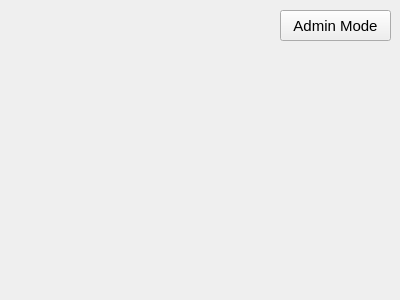
AdrianM20/OOP---ProperTrenchCoats-GUI, file OOP - ProperTrenchCoats-GUI/TrenchCoatStore.ui: the form before one commit.
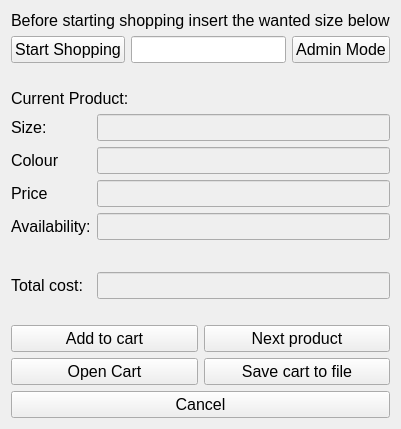
The form after the commit.

```diff
--- a/OOP - ProperTrenchCoats-GUI/TrenchCoatStore.ui
+++ b/OOP - ProperTrenchCoats-GUI/TrenchCoatStore.ui
@@ -6,31 +6,315 @@
    <rect>
     <x>0</x>
     <y>0</y>
-    <width>400</width>
-    <height>300</height>
+    <width>396</width>
+    <height>422</height>
    </rect>
   </property>
   <property name="windowTitle">
    <string>TrenchCoatStore</string>
   </property>
-  <widget class="QPushButton" name="adminButton">
-   <property name="geometry">
-    <rect>
-     <x>280</x>
-     <y>10</y>
-     <width>111</width>
-     <height>31</height>
-    </rect>
-   </property>
-   <property name="font">
-    <font>
-     <pointsize>11</pointsize>
-    </font>
-   </property>
-   <property name="text">
-    <string>Admin Mode</string>
-   </property>
-  </widget>
+  <layout class="QVBoxLayout" name="verticalLayout_4">
+   <item>
+    <widget class="QLabel" name="label">
+     <property name="font">
+      <font>
+       <pointsize>12</pointsize>
+      </font>
+     </property>
+     <property name="text">
+      <string>Before starting shopping insert the wanted size below</string>
+     </property>
+    </widget>
+   </item>
+   <item>
+    <layout class="QHBoxLayout" name="horizontalLayout">
+     <item>
+      <widget class="QPushButton" name="startShoppingButton">
+       <property name="font">
+        <font>
+         <pointsize>12</pointsize>
+        </font>
+       </property>
+       <property name="text">
+        <string>Start Shopping</string>
+       </property>
+      </widget>
+     </item>
+     <item>
+      <widget class="QLineEdit" name="clientSizeTextBox">
+       <property name="font">
+        <font>
+         <pointsize>12</pointsize>
+        </font>
+       </property>
+      </widget>
+     </item>
+     <item>
+      <widget class="QPushButton" name="adminButton">
+       <property name="font">
+        <font>
+         <pointsize>12</pointsize>
+        </font>
+       </property>
+       <property name="text">
+        <string>Admin Mode</string>
+       </property>
+      </widget>
+     </item>
+    </layout>
+   </item>
+   <item>
+    <spacer name="horizontalSpacer_2">
+     <property name="orientation">
+      <enum>Qt::Horizontal</enum>
+     </property>
+     <property name="sizeHint" stdset="0">
+      <size>
+       <width>40</width>
+       <height>20</height>
+      </size>
+     </property>
+    </spacer>
+   </item>
+   <item>
+    <layout class="QVBoxLayout" name="verticalLayout">
+     <item>
+      <widget class="QLabel" name="currentProductLabel">
+       <property name="font">
+        <font>
+         <pointsize>12</pointsize>
+        </font>
+       </property>
+       <property name="text">
+        <string>Current Product:</string>
+       </property>
+      </widget>
+     </item>
+     <item>
+      <layout class="QFormLayout" name="formLayout">
+       <item row="0" column="0">
+        <widget class="QLabel" name="sizeLabel">
+         <property name="font">
+          <font>
+           <pointsize>12</pointsize>
+          </font>
+         </property>
+         <property name="text">
+          <string>Size:</string>
+         </property>
+        </widget>
+       </item>
+       <item row="1" column="0">
+        <widget class="QLabel" name="colourLabel">
+         <property name="font">
+          <font>
+           <pointsize>12</pointsize>
+          </font>
+         </property>
+         <property name="text">
+          <string>Colour</string>
+         </property>
+        </widget>
+       </item>
+       <item row="2" column="0">
+        <widget class="QLabel" name="priceLabel">
+         <property name="font">
+          <font>
+           <pointsize>12</pointsize>
+          </font>
+         </property>
+         <property name="text">
+          <string>Price</string>
+         </property>
+        </widget>
+       </item>
+       <item row="3" column="0">
+        <widget class="QLabel" name="availabilityLabel">
+         <property name="font">
+          <font>
+           <pointsize>12</pointsize>
+          </font>
+         </property>
+         <property name="text">
+          <string>Availability:</string>
+         </property>
+        </widget>
+       </item>
+       <item row="0" column="1">
+        <widget class="QLineEdit" name="sizeTextBox">
+         <property name="enabled">
+          <bool>false</bool>
+         </property>
+         <property name="font">
+          <font>
+           <pointsize>12</pointsize>
+          </font>
+         </property>
+        </widget>
+       </item>
+       <item row="1" column="1">
+        <widget class="QLineEdit" name="colourTextBox">
+         <property name="enabled">
+          <bool>false</bool>
+         </property>
+         <property name="font">
+          <font>
+           <pointsize>12</pointsize>
+          </font>
+         </property>
+        </widget>
+       </item>
+       <item row="2" column="1">
+        <widget class="QLineEdit" name="priceTextBox">
+         <property name="enabled">
+          <bool>false</bool>
+         </property>
+         <property name="font">
+          <font>
+           <pointsize>12</pointsize>
+          </font>
+         </property>
+        </widget>
+       </item>
+       <item row="3" column="1">
+        <widget class="QLineEdit" name="availabiilityTextBox">
+         <property name="enabled">
+          <bool>false</bool>
+         </property>
+         <property name="font">
+          <font>
+           <pointsize>12</pointsize>
+          </font>
+         </property>
+        </widget>
+       </item>
+       <item row="5" column="0">
+        <widget class="QLabel" name="totalCostLabel">
+         <property name="font">
+          <font>
+           <pointsize>12</pointsize>
+          </font>
+         </property>
+         <property name="text">
+          <string>Total cost:</string>
+         </property>
+        </widget>
+       </item>
+       <item row="5" column="1">
+        <widget class="QLineEdit" name="totalCostTextBox">
+         <property name="enabled">
+          <bool>false</bool>
+         </property>
+         <property name="font">
+          <font>
+           <pointsize>12</pointsize>
+          </font>
+         </property>
+        </widget>
+       </item>
+       <item row="4" column="0" colspan="2">
+        <spacer name="horizontalSpacer">
+         <property name="orientation">
+          <enum>Qt::Horizontal</enum>
+         </property>
+         <property name="sizeHint" stdset="0">
+          <size>
+           <width>40</width>
+           <height>20</height>
+          </size>
+         </property>
+        </spacer>
+       </item>
+      </layout>
+     </item>
+    </layout>
+   </item>
+   <item>
+    <spacer name="horizontalSpacer_3">
+     <property name="orientation">
+      <enum>Qt::Horizontal</enum>
+     </property>
+     <property name="sizeHint" stdset="0">
+      <size>
+       <width>40</width>
+       <height>20</height>
+      </size>
+     </property>
+    </spacer>
+   </item>
+   <item>
+    <layout class="QHBoxLayout" name="horizontalLayout_2">
+     <item>
+      <layout class="QVBoxLayout" name="verticalLayout_2">
+       <item>
+        <widget class="QPushButton" name="addToCartButton">
+         <property name="font">
+          <font>
+           <pointsize>12</pointsize>
+          </font>
+         </property>
+         <property name="text">
+          <string>Add to cart</string>
+         </property>
+        </widget>
+       </item>
+       <item>
+        <widget class="QPushButton" name="openCartButton">
+         <property name="font">
+          <font>
+           <pointsize>12</pointsize>
+          </font>
+         </property>
+         <property name="text">
+          <string>Open Cart</string>
+         </property>
+        </widget>
+       </item>
+      </layout>
+     </item>
+     <item>
+      <layout class="QVBoxLayout" name="verticalLayout_3">
+       <item>
+        <widget class="QPushButton" name="nextProductButton">
+         <property name="font">
+          <font>
+           <pointsize>12</pointsize>
+          </font>
+         </property>
+         <property name="text">
+          <string>Next product</string>
+         </property>
+        </widget>
+       </item>
+       <item>
+        <widget class="QPushButton" name="saveCartButton">
+         <property name="font">
+          <font>
+           <pointsize>12</pointsize>
+          </font>
+         </property>
+         <property name="text">
+          <string>Save cart to file</string>
+         </property>
+        </widget>
+       </item>
+      </layout>
+     </item>
+    </layout>
+   </item>
+   <item>
+    <widget class="QPushButton" name="cancelButton">
+     <property name="font">
+      <font>
+       <pointsize>12</pointsize>
+      </font>
+     </property>
+     <property name="text">
+      <string>Cancel</string>
+     </property>
+    </widget>
+   </item>
+  </layout>
  </widget>
  <layoutdefault spacing="6" margin="11"/>
  <resources/>
```
Left out of the diff: 21 changed lines with no effect on the pictures.
